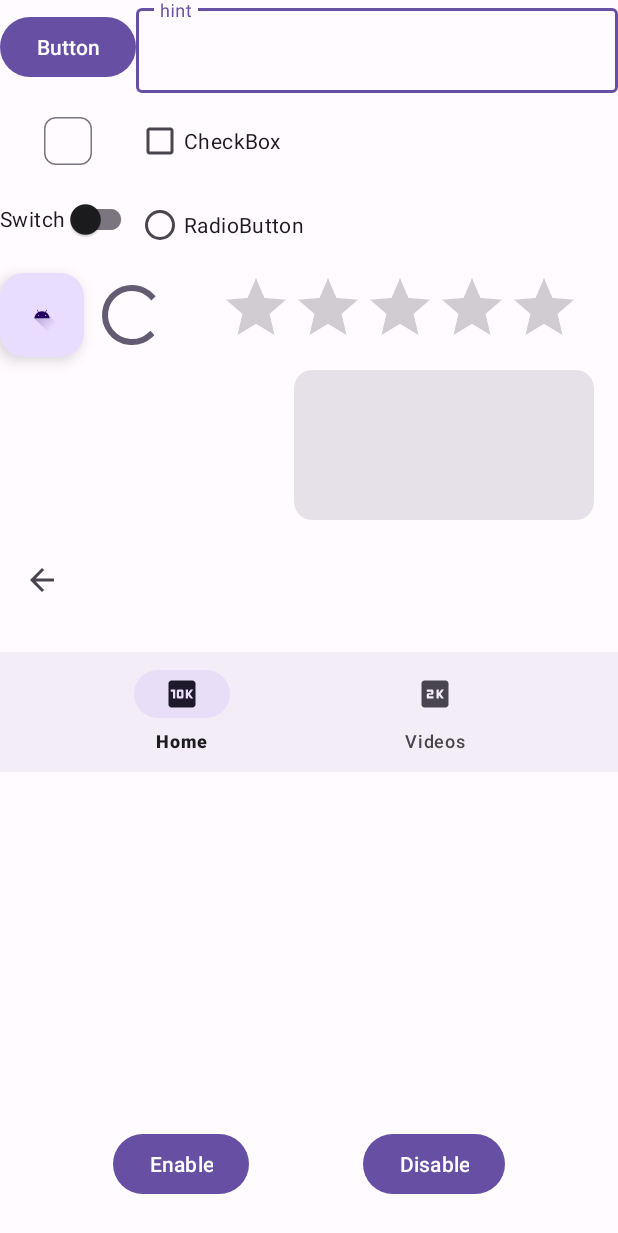
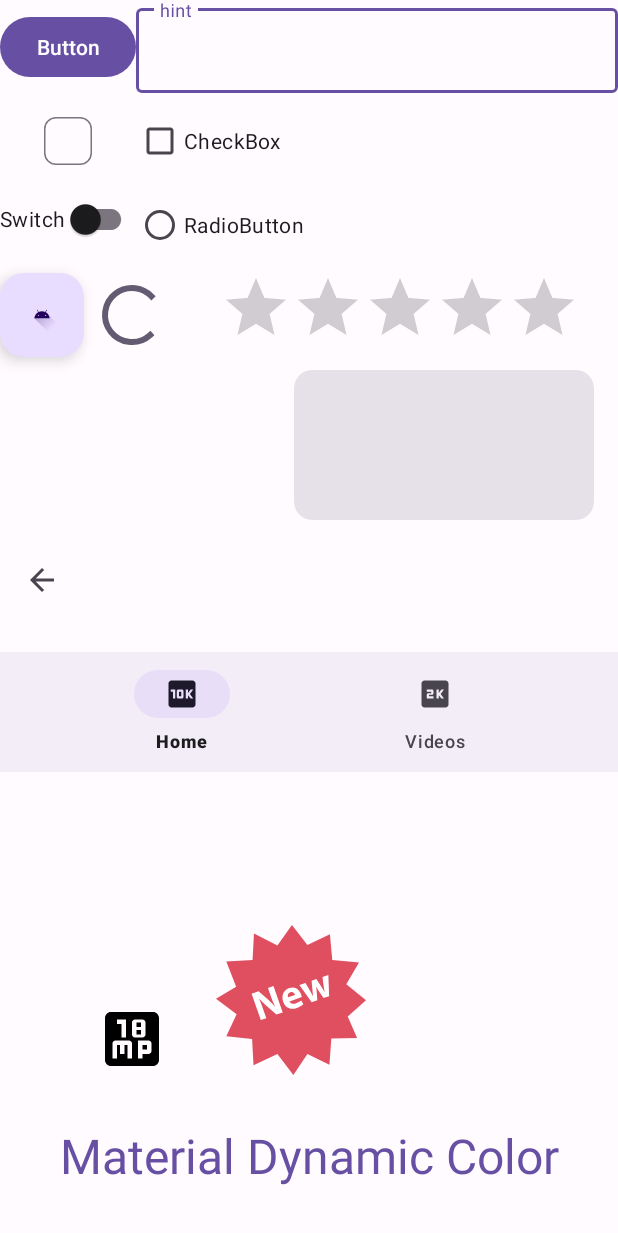
Before and after one commit to epegasus/Material-Dynamic-Color, an Android app: the layout activity_main.xml on its own in the app's theme, with its tools: preview values and no code run, on a phone screen of 412 x 824 dp. Shown: the top 1233 px of the screen. Run offline under Robolectric (Android 15) with nearby library versions, the phone set to English and light mode, and no system bars.

Commit message:
Material Dynamic Colors

```diff
--- a/app/src/main/java/dev/pegasus/materialdynamiccolor/MainActivity.kt
+++ b/app/src/main/java/dev/pegasus/materialdynamiccolor/MainActivity.kt
@@ -13,18 +13,15 @@ class MainActivity : AppCompatActivity() {
 
     override fun onCreate(savedInstanceState: Bundle?) {
         super.onCreate(savedInstanceState)
-        onClick(false)
+        onClick()
         setContentView(binding.root)
-
-
-        binding.mbEnable.setOnClickListener { onClick(true) }
-        binding.mbDisable.setOnClickListener { onClick(false) }
     }
 
-    private fun onClick(isEnable: Boolean) {
+    private fun onClick() {
         val builder = DynamicColorsOptions.Builder().setOnAppliedCallback {
             Log.d("MyTag", "onClick: applied")
         }
+        Log.d("MyTag", "onClick: about to apply")
         DynamicColors.applyToActivityIfAvailable(this, builder.build())
     }
 }
--- /dev/null
+++ b/app/src/main/res/drawable/ic_dummy.xml
@@ -0,0 +1,10 @@
+<vector xmlns:android="http://schemas.android.com/apk/res/android"
+    android:width="48dp"
+    android:height="48dp"
+    android:tint="#000000"
+    android:viewportWidth="24"
+    android:viewportHeight="24">
+    <path
+        android:fillColor="@android:color/white"
+        android:pathData="M19,3L5,3c-1.1,0 -2,0.9 -2,2v14c0,1.1 0.9,2 2,2h14c1.1,0 2,-0.9 2,-2L21,5c0,-1.1 -0.9,-2 -2,-2zM12,18.5h-1.5L10.5,14h-1v3L8,17v-3L7,14v4.5L5.5,18.5v-5c0,-0.55 0.45,-1 1,-1L11,12.5c0.55,0 1,0.45 1,1v5zM15.5,18.5L14,18.5v-6h3.5c0.55,0 1,0.45 1,1L18.5,16c0,0.55 -0.45,1 -1,1h-2v1.5zM10,5.5v6L8.5,11.5L8.5,7L7,7L7,5.5h3zM16.5,10.5c0,0.55 -0.45,1 -1,1L13,11.5c-0.55,0 -1,-0.45 -1,-1v-4c0,-0.55 0.45,-1 1,-1h2.5c0.55,0 1,0.45 1,1v4zM13.5,10.5L15,10.5L15,9h-1.5v1.5zM13.5,8L15,8L15,6.5h-1.5L13.5,8zM15.5,14L17,14v1.5h-1.5z" />
+</vector>
--- /dev/null
+++ b/app/src/main/res/drawable/ic_new.xml
@@ -0,0 +1,18 @@
+<vector xmlns:android="http://schemas.android.com/apk/res/android"
+    android:width="512dp"
+    android:height="512dp"
+    android:viewportWidth="512"
+    android:viewportHeight="512">
+    <path
+        android:fillColor="#E04F5F"
+        android:pathData="M512,256.8l-67.2,-54.22l43.2,-74.96l-91.2,-7.97l-8,-87.73L312,68.61L259.2,0l-49.6,70.18l-80,-41.47l-4.8,90.93l-89.6,4.78l33.6,86.13L0,252.02l70.4,52.64l-35.2,74.96l88,9.57l4.8,89.33l81.6,-38.29L264,512l48,-71.78l75.2,36.69l6.4,-89.33l88,-1.6l-32,-73.38L512,256.8z" />
+    <path
+        android:fillColor="#FFFFFF"
+        android:pathData="M152.99,324.51l-31.58,-90.24l23.82,-8.34l30.32,26.51c8.69,7.63 17.97,17.01 25.57,25.78l0.4,-0.14c-5.52,-11.46 -10.19,-23.5 -14.91,-37.01l-9.23,-26.38l18.74,-6.54l31.58,90.24l-21.42,7.5l-31.46,-28.06c-8.74,-7.76 -18.7,-17.36 -26.83,-26.37l-0.34,0.27c4.7,11.73 9.42,24.35 14.56,39.07l9.52,27.18L152.99,324.51z" />
+    <path
+        android:fillColor="#FFFFFF"
+        android:pathData="M250.82,260.83c3.63,8.21 13.31,9.31 22.85,5.98c6.96,-2.43 12.26,-5.36 17.12,-9.01l7.5,12.85c-5.74,5.02 -13.46,9.23 -22.29,12.34c-22.22,7.78 -39.44,-0.62 -46.62,-21.1c-5.79,-16.59 -1.9,-38.54 20.85,-46.51c21.15,-7.41 34.96,6.26 40.62,22.45c1.22,3.47 1.9,6.7 2.16,8.27L250.82,260.83zM269.9,238.53c-1.73,-4.96 -6.78,-12.5 -16.16,-9.22c-8.56,3.01 -9.33,11.97 -7.94,17.66L269.9,238.53z" />
+    <path
+        android:fillColor="#FFFFFF"
+        android:pathData="M305.38,197.71l14.58,24.94c3.73,6.35 7.62,13.12 11.3,20.26l0.27,-0.1c-1.28,-7.97 -2.05,-16.13 -2.67,-23.1l-2.46,-29.34l16.08,-5.63l15.68,23.81c4.32,6.75 8.64,13.52 12.61,20.53l0.26,-0.1c-1.66,-7.81 -2.91,-15.66 -4.06,-23.66l-3.47,-27.95l19.97,-6.99l2.82,72.5l-19.14,6.7l-14.22,-20.88c-3.86,-5.86 -7.14,-11.33 -11.26,-18.9l-0.29,0.1c1.66,8.58 2.42,15.07 2.85,21.84l1.49,25.33l-19.14,6.7l-41.9,-58.83L305.38,197.71z" />
+</vector>
--- a/app/src/main/res/layout/activity_main.xml
+++ b/app/src/main/res/layout/activity_main.xml
@@ -117,27 +117,6 @@
         app:layout_constraintTop_toBottomOf="@+id/materialCardView"
         app:navigationIcon="@drawable/ic_back" />
 
-    <com.google.android.material.button.MaterialButton
-        android:id="@+id/mb_enable"
-        android:layout_width="wrap_content"
-        android:layout_height="wrap_content"
-        android:text="@string/enable"
-        app:layout_constraintBottom_toBottomOf="@+id/mb_disable"
-        app:layout_constraintEnd_toStartOf="@+id/mb_disable"
-        app:layout_constraintHorizontal_bias="0.5"
-        app:layout_constraintStart_toStartOf="parent" />
-
-    <com.google.android.material.button.MaterialButton
-        android:id="@+id/mb_disable"
-        android:layout_width="wrap_content"
-        android:layout_height="wrap_content"
-        android:layout_marginBottom="24dp"
-        android:text="@string/disable"
-        app:layout_constraintBottom_toBottomOf="parent"
-        app:layout_constraintEnd_toEndOf="parent"
-        app:layout_constraintHorizontal_bias="0.5"
-        app:layout_constraintStart_toEndOf="@+id/mb_enable" />
-
     <com.google.android.material.bottomnavigation.BottomNavigationView
         android:layout_width="0dp"
         android:layout_height="wrap_content"
@@ -147,4 +126,34 @@
         app:layout_constraintTop_toBottomOf="@+id/toolbar"
         app:menu="@menu/menu_home" />
 
+    <com.google.android.material.imageview.ShapeableImageView
+        android:id="@+id/shapeableImageView"
+        android:layout_width="wrap_content"
+        android:layout_height="wrap_content"
+        android:layout_margin="32dp"
+        android:src="@drawable/ic_dummy"
+        app:layout_constraintBottom_toTopOf="@+id/materialTextView"
+        app:layout_constraintStart_toStartOf="@+id/materialTextView" />
+
+    <com.google.android.material.imageview.ShapeableImageView
+        android:layout_width="100dp"
+        android:layout_height="100dp"
+        android:layout_margin="32dp"
+        android:src="@drawable/ic_new"
+        app:layout_constraintBottom_toTopOf="@+id/materialTextView"
+        app:layout_constraintStart_toEndOf="@+id/shapeableImageView" />
+
+    <com.google.android.material.textview.MaterialTextView
+        android:id="@+id/materialTextView"
+        android:layout_width="0dp"
+        android:layout_height="wrap_content"
+        android:layout_margin="32dp"
+        android:gravity="center"
+        android:text="@string/app_name"
+        android:textAppearance="@style/TextAppearance.Material3.HeadlineLarge"
+        android:textColor="@color/seed"
+        app:layout_constraintBottom_toBottomOf="parent"
+        app:layout_constraintEnd_toEndOf="parent"
+        app:layout_constraintStart_toStartOf="parent" />
+
 </androidx.constraintlayout.widget.ConstraintLayout>
```
